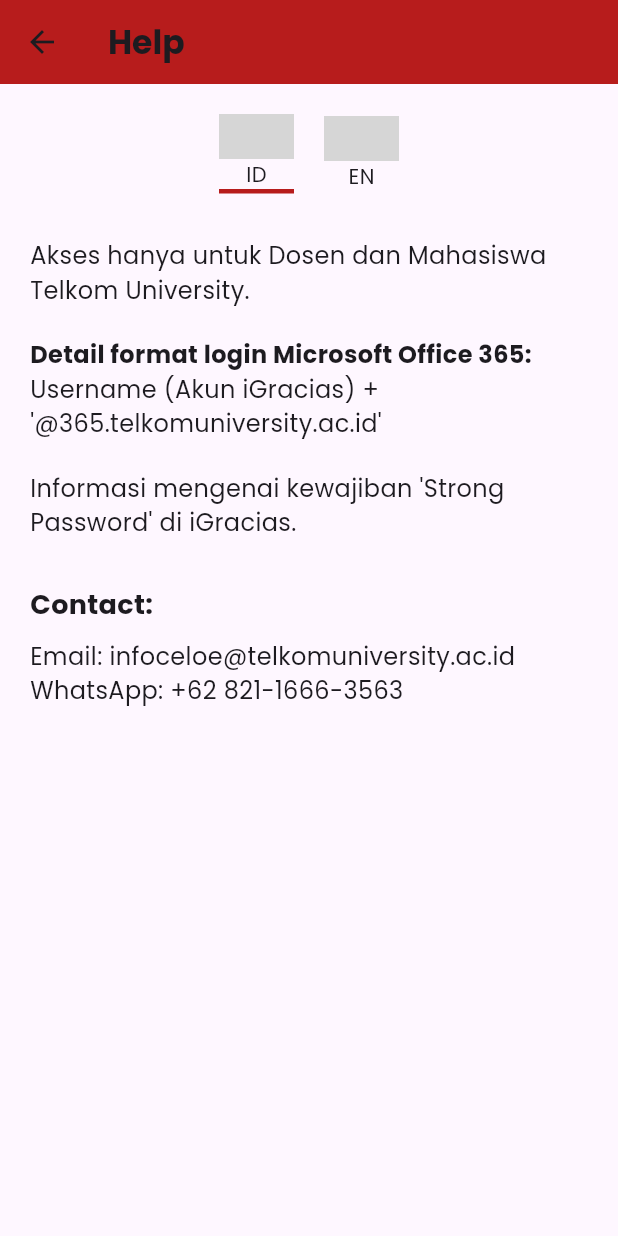
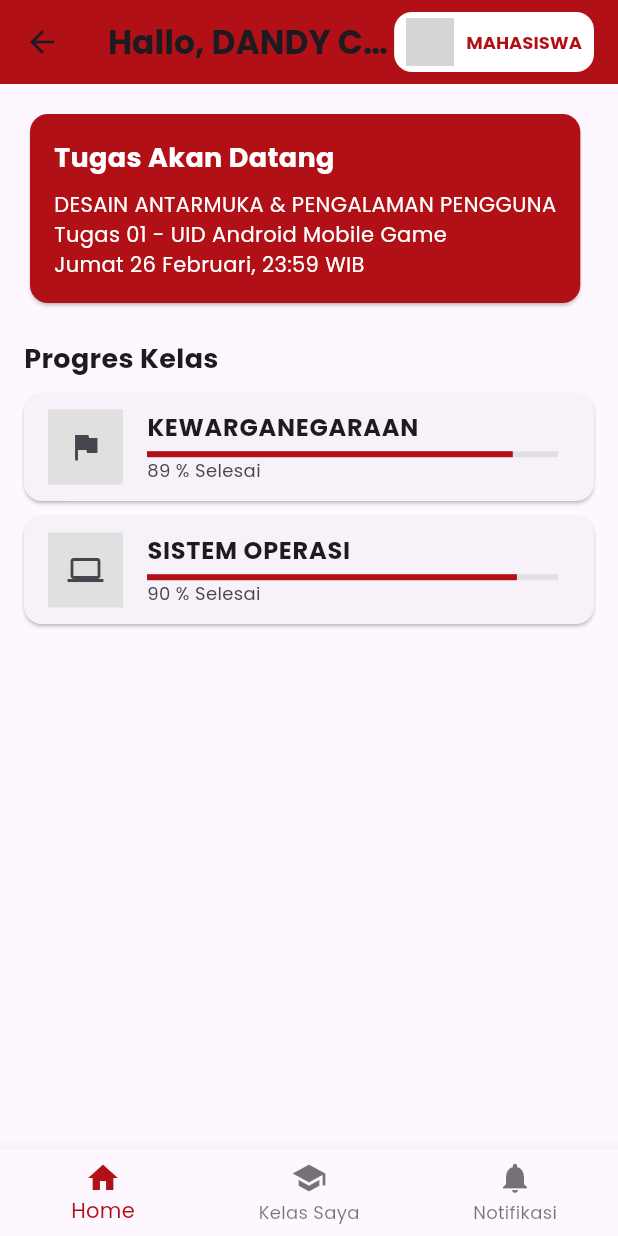
Before and after one commit to susirahma/lms, a Flutter app: the screen it shows after launch, after a tap on "Log In", on a phone screen of 412 x 824 dp. Run offline on Flutter 3.47's test engine with Material 3 defaults, Android fonts, the phone set to English and light mode, and no system bars; our stand-ins replace google_fonts; network calls fail; grey boxes are pictures that could not be loaded.

Commit message:
menambahkan halaman home

```diff
--- a/lib/help_page.dart
+++ b/lib/help_page.dart
@@ -14,20 +14,21 @@ class _HelpPageState extends State<HelpPage> {
   final Map<String, Map<String, String>> texts = {
     'ID': {
       'header': 'Akses hanya untuk Dosen dan Mahasiswa Telkom University.',
-      'instruction': 'Detail format login Microsoft Office 365:',
-      'username': 'Username (Akun iGracias) + \'@365.telkomuniversity.ac.id\'',
-      'password': 'Informasi mengenai kewajiban \'Strong Password\' di iGracias.',
-      'footer': 'Contact:',
+      'instruction': 'Login menggunakan Akun Microsoft Office 365 dengan format sebagai berikut:',
+      'username': 'Username (Akun iGracias) ditambahkan "@365.telkomuniversity.ac.id"',
+      'password': 'Password (Akun iGracias) pada kolom Password.',
+      'warning': 'Kegagalan autentikasi kemungkinan karena belum mengubah password menjadi \'Strong Password\'. Pastikan untuk mengubah Password hanya di iGracias.',
+      'footer': 'Untuk informasi lebih lanjut, silakan hubungi CeLOE Service Helpdesk:',
       'email': 'Email: infoceloe@telkomuniversity.ac.id',
       'whatsapp': 'WhatsApp: +62 821-1666-3563',
     },
     'EN': {
       'header': 'Access restricted only for Lecturer and Student of Telkom University.',
-      'instruction': 'Login only using your Microsoft Office 365 Account by following these format :',
-      'username': 'Username (iGracias Account) followed with \'@365.telkomuniversity.ac.id\'',
+      'instruction': 'Login only using your Microsoft Office 365 Account by following these format:',
+      'username': 'Username (iGracias Account) followed with "@365.telkomuniversity.ac.id"',
       'password': 'Password (SSO / iGracias Account) on Password Field.',
       'warning': 'Failure upon Authentication could be possibly you have not yet change your password into \'Strong Password\'. Make sure to change your Password only in iGracias.',
-      'footer': 'For further Information, please contact CeLOE Service Helpdesk :',
+      'footer': 'For further Information, please contact CeLOE Service Helpdesk:',
       'email': 'Email: infoceloe@telkomuniversity.ac.id',
       'whatsapp': 'WhatsApp: +62 821-1666-3563',
     },
@@ -41,7 +42,7 @@ class _HelpPageState extends State<HelpPage> {
           'Help',
           style: GoogleFonts.poppins(fontWeight: FontWeight.bold),
         ),
-        backgroundColor: const Color(0xFFB71C1C),
+        backgroundColor: const Color(0xFFB11116),
       ),
       body: SingleChildScrollView(
         padding: const EdgeInsets.all(20.0),
@@ -102,7 +103,7 @@ class _HelpPageState extends State<HelpPage> {
                         Container(
                           height: 3,
                           width: 50,
-                          color: const Color(0xFFB71C1C),
+                          color: const Color(0xFFB11116),
                         ),
                     ],
                   ),
--- /dev/null
+++ b/lib/home_page.dart
@@ -0,0 +1,171 @@
+import 'package:flutter/material.dart';
+import 'package:google_fonts/google_fonts.dart';
+
+class HomePage extends StatefulWidget {
+  const HomePage({super.key});
+
+  @override
+  _HomePageState createState() => _HomePageState();
+}
+
+class _HomePageState extends State<HomePage> {
+  int _selectedIndex = 0;
+
+  void _onItemTapped(int index) {
+    setState(() {
+      _selectedIndex = index;
+    });
+  }
+
+  @override
+  Widget build(BuildContext context) {
+    return Scaffold(
+      appBar: AppBar(
+        backgroundColor: const Color(0xFFB11116),
+        title: Row(
+          children: [
+            Expanded(
+              child: Text(
+                'Hallo, DANDY CANDRA PRATAMA',
+                style: GoogleFonts.poppins(fontWeight: FontWeight.bold),
+              ),
+            ),
+            Container(
+              padding: const EdgeInsets.symmetric(horizontal: 8, vertical: 4),
+              decoration: BoxDecoration(
+                color: Colors.white,
+                borderRadius: BorderRadius.circular(12),
+              ),
+              child: Row(
+                children: [
+                  const CircleAvatar(
+                    radius: 16,
+                    backgroundImage: NetworkImage('https://via.placeholder.com/32x32?text=P'),
+                  ),
+                  const SizedBox(width: 8),
+                  Text(
+                    'MAHASISWA',
+                    style: GoogleFonts.poppins(
+                      fontSize: 12,
+                      fontWeight: FontWeight.bold,
+                      color: const Color(0xFFB11116),
+                    ),
+                  ),
+                ],
+              ),
+            ),
+          ],
+        ),
+      ),
+      body: SingleChildScrollView(
+        padding: const EdgeInsets.all(16.0),
+        child: Column(
+          crossAxisAlignment: CrossAxisAlignment.start,
+          children: [
+            // Upcoming Tasks
+            Card(
+              color: const Color(0xFFB11116),
+              child: Padding(
+                padding: const EdgeInsets.all(16.0),
+                child: Column(
+                  crossAxisAlignment: CrossAxisAlignment.start,
+                  children: [
+                    Text(
+                      'Tugas Akan Datang',
+                      style: GoogleFonts.poppins(
+                        fontSize: 18,
+                        fontWeight: FontWeight.bold,
+                        color: Colors.white,
+                      ),
+                    ),
+                    const SizedBox(height: 8),
+                    Text(
+                      'DESAIN ANTARMUKA & PENGALAMAN PENGGUNA',
+                      style: GoogleFonts.poppins(color: Colors.white),
+                    ),
+                    Text(
+                      'Tugas 01 - UID Android Mobile Game',
+                      style: GoogleFonts.poppins(color: Colors.white),
+                    ),
+                    Text(
+                      'Jumat 26 Februari, 23:59 WIB',
+                      style: GoogleFonts.poppins(color: Colors.white),
+                    ),
+                  ],
+                ),
+              ),
+            ),
+            const SizedBox(height: 20),
+            // Class Progress
+            Text(
+              'Progres Kelas',
+              style: GoogleFonts.poppins(fontSize: 18, fontWeight: FontWeight.bold),
+            ),
+            const SizedBox(height: 10),
+            ListView.builder(
+              shrinkWrap: true,
+              physics: const NeverScrollableScrollPhysics(),
+              itemCount: 2,
+              itemBuilder: (context, index) {
+                final courses = [
+                  {'name': 'KEWARGANEGARAAN', 'progress': 0.89, 'icon': Icons.flag},
+                  {'name': 'SISTEM OPERASI', 'progress': 0.90, 'icon': Icons.computer},
+                ];
+                final course = courses[index];
+                return Card(
+                  margin: const EdgeInsets.only(bottom: 10),
+                  child: ListTile(
+                    leading: Container(
+                      width: 50,
+                      height: 50,
+                      color: Colors.grey.shade300,
+                      child: Icon(course['icon'] as IconData),
+                    ),
+                    title: Text(
+                      course['name'] as String,
+                      style: GoogleFonts.poppins(fontWeight: FontWeight.bold),
+                    ),
+                    subtitle: Column(
+                      crossAxisAlignment: CrossAxisAlignment.start,
+                      children: [
+                        const SizedBox(height: 4),
+                        LinearProgressIndicator(
+                          value: course['progress'] as double,
+                          backgroundColor: Colors.grey.shade300,
+                          valueColor: const AlwaysStoppedAnimation<Color>(Color(0xFFB11116)),
+                        ),
+                        Text(
+                          '${((course['progress'] as double) * 100).toInt()} % Selesai',
+                          style: GoogleFonts.poppins(fontSize: 12),
+                        ),
+                      ],
+                    ),
+                  ),
+                );
+              },
+            ),
+          ],
+        ),
+      ),
+      bottomNavigationBar: BottomNavigationBar(
+        items: const <BottomNavigationBarItem>[
+          BottomNavigationBarItem(
+            icon: Icon(Icons.home),
+            label: 'Home',
+          ),
+          BottomNavigationBarItem(
+            icon: Icon(Icons.school),
+            label: 'Kelas Saya',
+          ),
+          BottomNavigationBarItem(
+            icon: Icon(Icons.notifications),
+            label: 'Notifikasi',
+          ),
+        ],
+        currentIndex: _selectedIndex,
+        selectedItemColor: const Color(0xFFB11116),
+        onTap: _onItemTapped,
+      ),
+    );
+  }
+}
--- a/lib/main.dart
+++ b/lib/main.dart
@@ -1,6 +1,7 @@
 import 'package:flutter/material.dart';
 import 'package:google_fonts/google_fonts.dart';
 import 'help_page.dart';
+import 'home_page.dart';
 
 void main() {
   runApp(const MainApp());
@@ -14,6 +15,7 @@ class MainApp extends StatelessWidget {
     return MaterialApp(
       theme: ThemeData(
         fontFamily: GoogleFonts.poppins().fontFamily,
+        primaryColor: const Color(0xFFB11116),
       ),
       home: const LoginPage(),
     );
@@ -98,7 +100,7 @@ class _LoginPageState extends State<LoginPage> {
   void _handleLogin() {
     Navigator.push(
       context,
-      MaterialPageRoute(builder: (context) => const HelpPage()),
+      MaterialPageRoute(builder: (context) => const HomePage()),
     );
   }
 
@@ -127,7 +129,7 @@ class _LoginPageState extends State<LoginPage> {
                     left: MediaQuery.of(context).size.width / 2 - 40,
                     child: const CircleAvatar(
                       radius: 40,
-                      backgroundColor: Color(0xFFB71C1C),
+                      backgroundColor: Color(0xFFB11116),
                       child: Text('U', style: TextStyle(color: Colors.white, fontSize: 40, fontWeight: FontWeight.bold)),
                     ),
                   ),
@@ -151,13 +153,13 @@ class _LoginPageState extends State<LoginPage> {
                     decoration: InputDecoration(
                       labelText: 'Email 365',
                       border: UnderlineInputBorder(
-                        borderSide: BorderSide(color: Color(0xFFB71C1C)),
+                        borderSide: BorderSide(color: Color(0xFFB11116)),
                       ),
                       enabledBorder: UnderlineInputBorder(
-                        borderSide: BorderSide(color: Color(0xFFB71C1C)),
+                        borderSide: BorderSide(color: Color(0xFFB11116)),
                       ),
                       focusedBorder: UnderlineInputBorder(
-                        borderSide: BorderSide(color: Color(0xFFB71C1C)),
+                        borderSide: BorderSide(color: Color(0xFFB11116)),
                       ),
                     ),
                   ),
@@ -167,13 +169,13 @@ class _LoginPageState extends State<LoginPage> {
                     decoration: InputDecoration(
                       labelText: 'Password',
                       border: const UnderlineInputBorder(
-                        borderSide: BorderSide(color: Color(0xFFB71C1C)),
+                        borderSide: BorderSide(color: Color(0xFFB11116)),
                       ),
                       enabledBorder: UnderlineInputBorder(
-                        borderSide: BorderSide(color: Color(0xFFB71C1C)),
+                        borderSide: BorderSide(color: Color(0xFFB11116)),
                       ),
                       focusedBorder: UnderlineInputBorder(
-                        borderSide: BorderSide(color: Color(0xFFB71C1C)),
+                        borderSide: BorderSide(color: Color(0xFFB11116)),
                       ),
                       suffixIcon: IconButton(
                         icon: Icon(
@@ -192,7 +194,7 @@ class _LoginPageState extends State<LoginPage> {
                     onPressed: _handleLogin,
                     child: const Text('Log In'),
                     style: ElevatedButton.styleFrom(
-                      backgroundColor: const Color(0xFFB71C1C),
+                      backgroundColor: const Color(0xFFB11116),
                       shape: const StadiumBorder(),
                       padding: const EdgeInsets.symmetric(horizontal: 50, vertical: 15),
                       shadowColor: Colors.black26,
@@ -201,10 +203,15 @@ class _LoginPageState extends State<LoginPage> {
                   ),
                   const SizedBox(height: 20),
                   TextButton(
-                    onPressed: () {},
+                    onPressed: () {
+                      Navigator.push(
+                        context,
+                        MaterialPageRoute(builder: (context) => const HelpPage()),
+                      );
+                    },
                     child: const Text(
                       'Bantuan?',
-                      style: TextStyle(color: Color(0xFFB71C1C)),
+                      style: TextStyle(color: Color(0xFFB11116)),
                     ),
                   ),
                 ],
@@ -215,7 +222,7 @@ class _LoginPageState extends State<LoginPage> {
               clipper: WaveClipper(),
               child: Container(
                 height: 100,
-                color: const Color(0xFF800000),
+                color: const Color(0xFFB11116),
               ),
             ),
           ],
```
